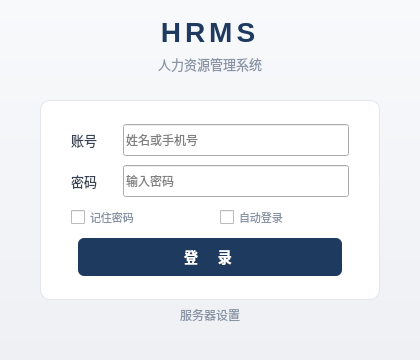
Villager119/sdu-cs-human-resource-management-system-project, file src/ui/LoginWindow.ui: the form before one commit.
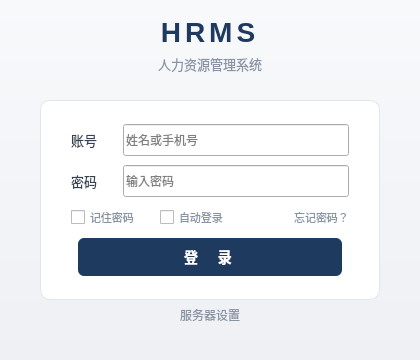
The form after the commit.

Patch:
```diff
--- a/src/ui/LoginWindow.ui
+++ b/src/ui/LoginWindow.ui
@@ -128,6 +128,29 @@
           <property name="styleSheet"><string>color:#8893a4;font-size:11px;</string></property>
          </widget>
         </item>
+        <item>
+         <spacer name="horizontalSpacer_checkRow">
+          <property name="orientation">
+           <enum>Qt::Horizontal</enum>
+          </property>
+          <property name="sizeHint" stdset="0">
+           <size>
+            <width>40</width>
+            <height>20</height>
+           </size>
+          </property>
+         </spacer>
+        </item>
+        <item>
+         <widget class="QPushButton" name="btnForgotPassword">
+          <property name="text">
+           <string>忘记密码？</string>
+          </property>
+          <property name="styleSheet">
+           <string notr="true">QPushButton { background: transparent; color: #8893a4; border: none; font-size: 11px; } QPushButton:hover { color: #1e3a5f; text-decoration: underline; }</string>
+          </property>
+         </widget>
+        </item>
        </layout>
       </item>
       <item>
```
